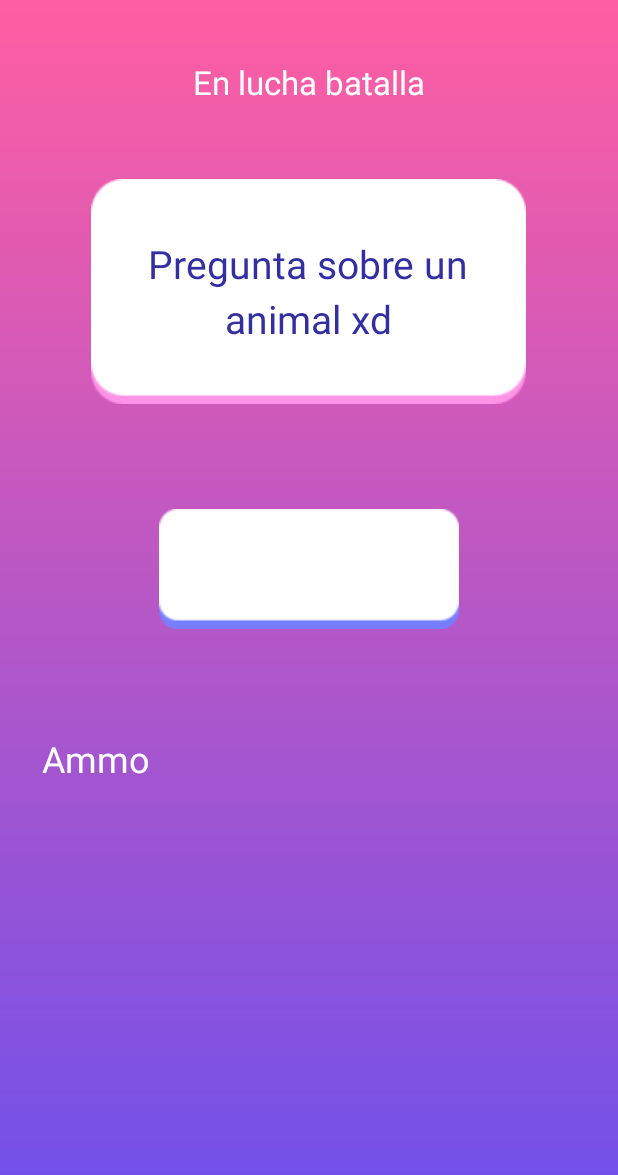
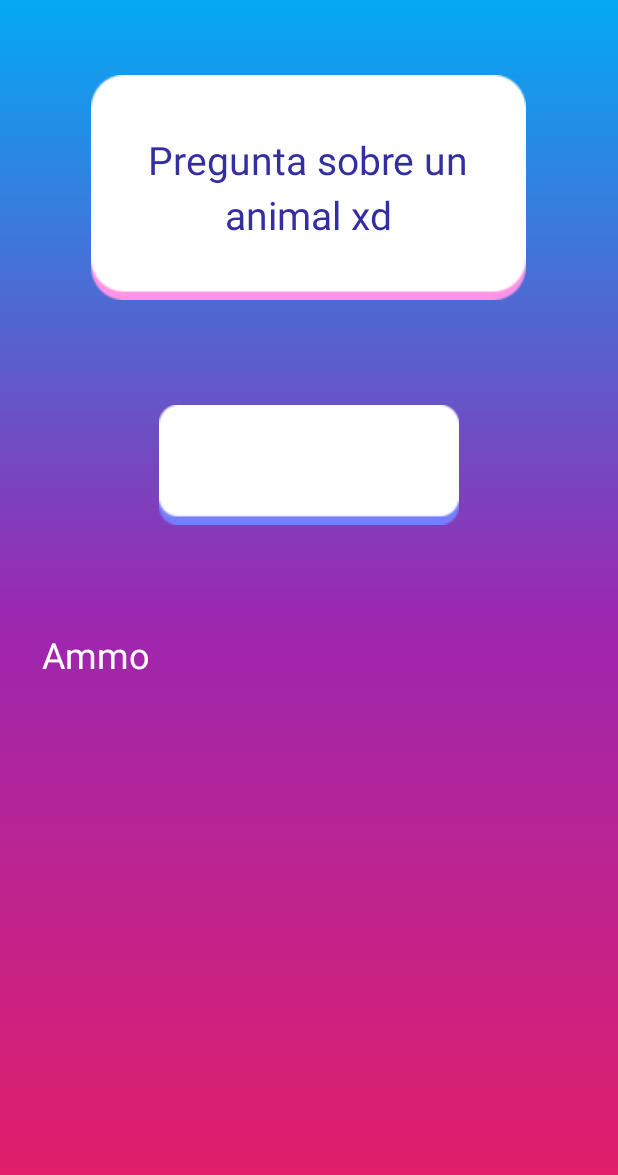
Before and after one commit to JHPAT100/DidatiacApp, an Android app: the layout activity_pregunta.xml on its own in the app's theme, with its tools: preview values and no code run, on a phone screen of 412 x 824 dp. Shown: the top 1175 px of the screen. Run offline under Robolectric (Android 15) with nearby library versions, the phone set to English and light mode, and no system bars.

Commit message:
correcion de nivel

```diff
--- a/app/src/main/AndroidManifest.xml
+++ b/app/src/main/AndroidManifest.xml
@@ -10,7 +10,9 @@
         android:supportsRtl="true"
         android:theme="@style/AppTheme">
         <activity android:name=".pregunta"
-            android:theme="@style/Theme.Design.Light.NoActionBar"></activity>
+            android:parentActivityName=".menu_juegos"
+            android:screenOrientation="portrait"
+           ></activity>
         <activity android:name=".info_app" />
         <activity android:name=".felicidades" />
         <activity
--- a/app/src/main/java/com/example/didatiacapp/MainActivity.java
+++ b/app/src/main/java/com/example/didatiacapp/MainActivity.java
@@ -9,8 +9,10 @@ import android.widget.Button;
 import android.widget.ImageView;
 
 public class MainActivity extends AppCompatActivity {
-ImageView i1,i2;
+    public static int comprueba;
+    ImageView i1,i2;
 Intent intent;
+
     @Override
     protected void onCreate(Bundle savedInstanceState) {
         super.onCreate(savedInstanceState);
--- a/app/src/main/java/com/example/didatiacapp/arrastrar_soltar.java
+++ b/app/src/main/java/com/example/didatiacapp/arrastrar_soltar.java
@@ -27,6 +27,7 @@ public class arrastrar_soltar extends AppCompatActivity {
     public int nivel=1,nivel_c;
     Button b_1;
     TextView txt;
+
     ProgressDialog progreso;
     MediaPlayer a1,a2,a3,a4,a5,a6,a7,a8,a9,a10,a11,a12,a13,a14,a15,a16,a17,a18,a19,victori;
     //
@@ -193,6 +194,7 @@ public void texto(){
             //Coloco el tiempo en milisegundos
         },500);
     }else if(nivel==9) {
+           MainActivity.comprueba=1;
           Intent intent = new Intent(this, felicidades.class);
            this.startActivity(intent);
        }else if(nivel==1 || nivel_c==1)
--- a/app/src/main/java/com/example/didatiacapp/felicidades.java
+++ b/app/src/main/java/com/example/didatiacapp/felicidades.java
@@ -17,8 +17,13 @@ public class felicidades extends AppCompatActivity {
 
         switch(v.getId()){
             case R.id.salir_f:
+              if(MainActivity.comprueba==1){
                 Intent intent= new Intent(this, escojer_niveles.class);
                 this.startActivity(intent);
+              }else  if (MainActivity.comprueba==2){
+                  Intent intent= new Intent(this, menu_juegos.class);
+                  this.startActivity(intent);
+              }
                 break;
 
         }
--- a/app/src/main/java/com/example/didatiacapp/pregunta.java
+++ b/app/src/main/java/com/example/didatiacapp/pregunta.java
@@ -122,7 +122,7 @@ public class pregunta extends AppCompatActivity {
 
         if(editText.getText().toString().equals(textAnswer)) {
 //            Toast.makeText(preguntas.this, "Correct", Toast.LENGTH_SHORT).show();
-
+            MainActivity.comprueba=2;
             Intent a = new Intent(pregunta.this,felicidades.class);
             startActivity(a);
 
--- a/app/src/main/res/drawable/degradado.xml
+++ b/app/src/main/res/drawable/degradado.xml
@@ -2,9 +2,10 @@
 <shape xmlns:android="http://schemas.android.com/apk/res/android">
 
     <gradient android:angle="90"
-        android:endColor="@color/cardview_dark_background"
-        android:centerColor="@color/colorPrimary"
-        android:startColor="@color/colorAccent"/>
+        android:endColor="#03A9F4"
+        android:centerColor="#9C27B0"
+        android:startColor="#E91E63"
+        />
 
 
 </shape>
--- a/app/src/main/res/layout/activity_pregunta.xml
+++ b/app/src/main/res/layout/activity_pregunta.xml
@@ -6,7 +6,7 @@
     android:layout_width="match_parent"
     android:layout_height="match_parent"
     android:orientation="vertical"
-    android:background="@drawable/bgapp"
+    android:background="@drawable/degradado"
     tools:context=".pregunta">
 
     <TextView
@@ -17,6 +17,7 @@
         android:layout_marginTop="40dp"
         android:text="En lucha batalla"
         android:textColor="#FFF"
+        android:visibility="gone"
         android:textSize="22sp" />
 
     <LinearLayout
```
